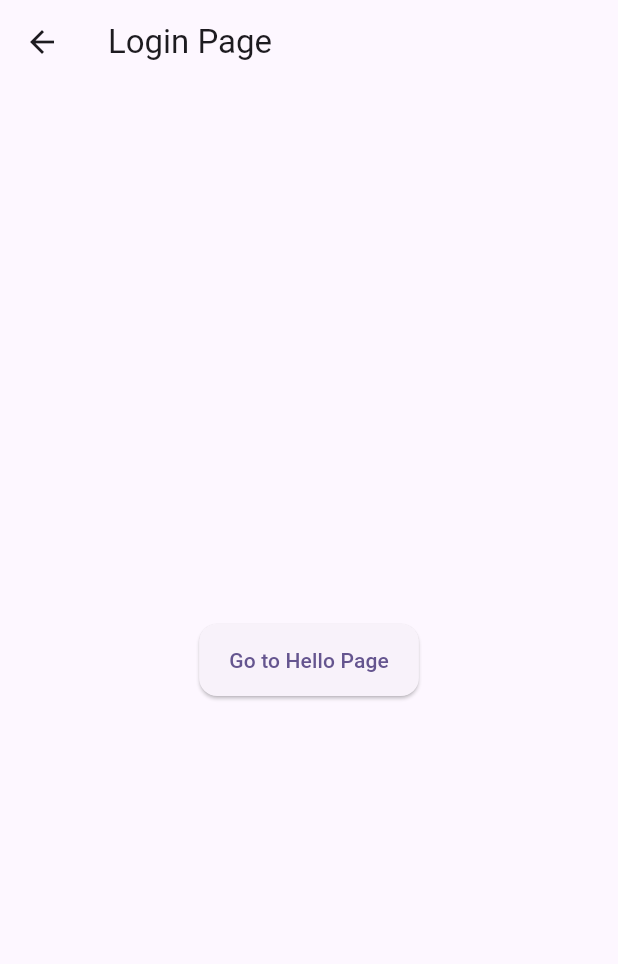
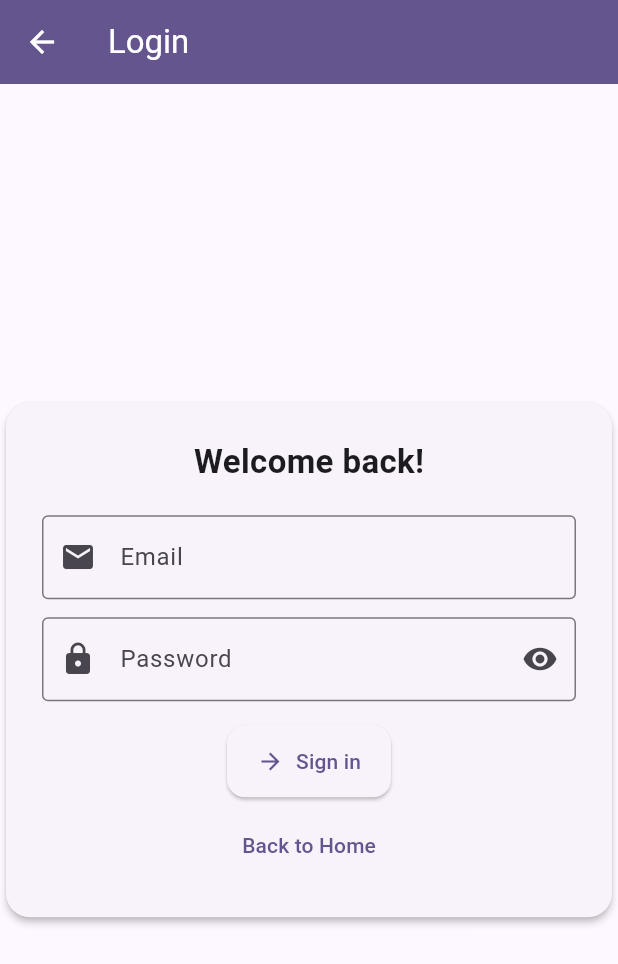
Before and after one commit to abids311-hash/wings_of_learning, a Flutter app: the screen it shows after launch, after a tap on "Go to Login Page", on a phone screen of 412 x 824 dp. Shown: the top 964 px of the screen. Run offline on Flutter 3.47's test engine with Material 3 defaults, Android fonts, the phone set to English and light mode, and no system bars.

Commit message:
Update login_page.dart

```diff
--- a/lib/login_page.dart
+++ b/lib/login_page.dart
@@ -1,16 +1,100 @@
 import 'package:flutter/material.dart';
 
-class LoginPage extends StatelessWidget {
+class LoginPage extends StatefulWidget {
   const LoginPage({super.key});
 
   @override
+  State<LoginPage> createState() => _LoginPageState();
+}
+
+class _LoginPageState extends State<LoginPage> {
+  final _email = TextEditingController();
+  final _password = TextEditingController();
+  final _formKey = GlobalKey<FormState>();
+  bool _obscure = true;
+
+  @override
+  void dispose() {
+    _email.dispose();
+    _password.dispose();
+    super.dispose();
+  }
+
+  void _submit() {
+    if (_formKey.currentState!.validate()) {
+      ScaffoldMessenger.of(context).showSnackBar(
+        const SnackBar(content: Text('Logged in (demo)!')),
+      );
+      Navigator.pushNamed(context, '/hello');
+    }
+  }
+
+  @override
   Widget build(BuildContext context) {
+    final cs = Theme.of(context).colorScheme;
+
     return Scaffold(
-      appBar: AppBar(title: const Text('Login Page')),
+      appBar: AppBar(
+        title: const Text('Login'),
+        backgroundColor: cs.primary,
+        foregroundColor: cs.onPrimary,
+      ),
       body: Center(
-        child: ElevatedButton(
-          onPressed: () => Navigator.pushNamed(context, '/hello'),
-          child: const Text('Go to Hello Page'),
+        child: ConstrainedBox(
+          constraints: const BoxConstraints(maxWidth: 420),
+          child: Card(
+            elevation: 2,
+            shape: RoundedRectangleBorder(borderRadius: BorderRadius.circular(16)),
+            child: Padding(
+              padding: const EdgeInsets.all(24),
+              child: Form(
+                key: _formKey,
+                child: Column(
+                  mainAxisSize: MainAxisSize.min,
+                  children: [
+                    const Text('Welcome back!', style: TextStyle(fontSize: 22, fontWeight: FontWeight.w700)),
+                    const SizedBox(height: 20),
+                    TextFormField(
+                      controller: _email,
+                      keyboardType: TextInputType.emailAddress,
+                      decoration: const InputDecoration(
+                        labelText: 'Email',
+                        prefixIcon: Icon(Icons.email),
+                        border: OutlineInputBorder(),
+                      ),
+                      validator: (v) => (v == null || v.isEmpty) ? 'Enter email' : null,
+                    ),
+                    const SizedBox(height: 12),
+                    TextFormField(
+                      controller: _password,
+                      obscureText: _obscure,
+                      decoration: InputDecoration(
+                        labelText: 'Password',
+                        prefixIcon: const Icon(Icons.lock),
+                        border: const OutlineInputBorder(),
+                        suffixIcon: IconButton(
+                          icon: Icon(_obscure ? Icons.visibility : Icons.visibility_off),
+                          onPressed: () => setState(() => _obscure = !_obscure),
+                        ),
+                      ),
+                      validator: (v) => (v == null || v.length < 4) ? 'Min 4 chars' : null,
+                    ),
+                    const SizedBox(height: 16),
+                    ElevatedButton.icon(
+                      icon: const Icon(Icons.arrow_forward),
+                      label: const Text('Sign in'),
+                      onPressed: _submit,
+                    ),
+                    const SizedBox(height: 8),
+                    TextButton(
+                      onPressed: () => Navigator.pop(context),
+                      child: const Text('Back to Home'),
+                    ),
+                  ],
+                ),
+              ),
+            ),
+          ),
         ),
       ),
     );
```
